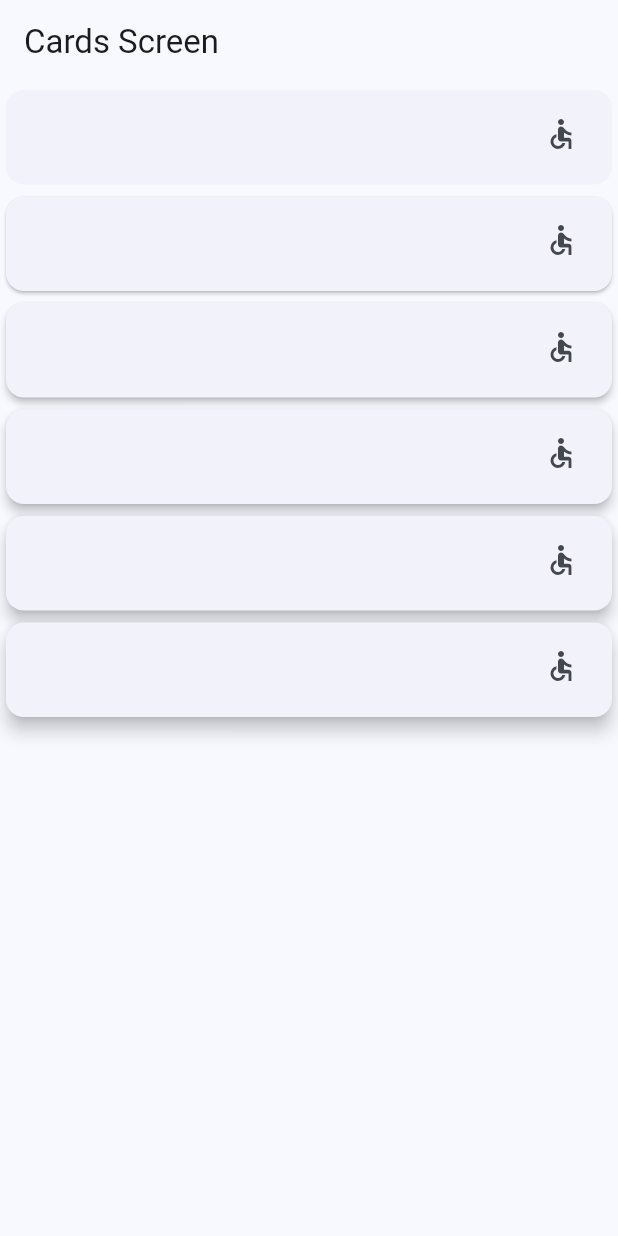
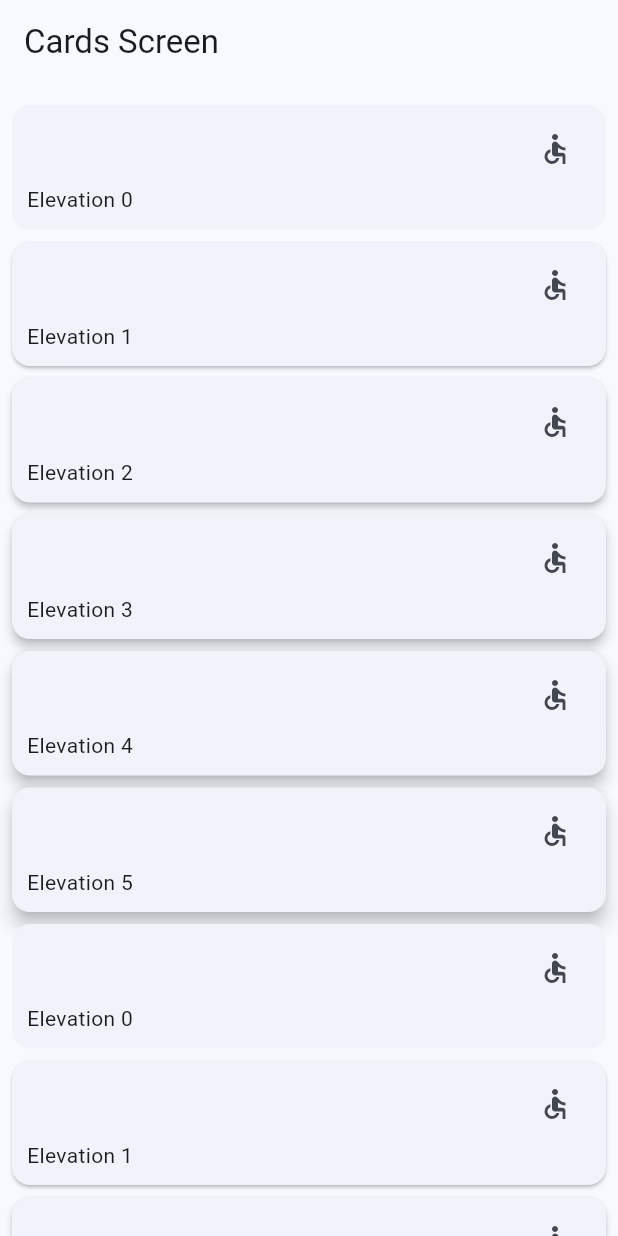
Before and after one commit to Mad-Lain/wiget_app, a Flutter app: the CardsScreen screen opened by its route, on a phone screen of 412 x 824 dp. Run offline on Flutter 3.47's test engine with Material 3 defaults, Android fonts, the phone set to English and light mode, and no system bars; our stand-ins replace go_router.

Commit message:
Se a insertado cierta cantidad de tarjetas costumizadas

```diff
--- a/lib/presentation/screens/cards/cards_screen.dart
+++ b/lib/presentation/screens/cards/cards_screen.dart
@@ -26,13 +26,27 @@ class _CardsView extends StatelessWidget {
 
   @override
   Widget build(BuildContext context) {
-    return Column(
-      children: [
-        ...cards.map(
-          (card) =>
-              _CardType1(label: card['label'], elevation: card['elevation']),
+    return SingleChildScrollView(
+      child: Padding(
+        padding: EdgeInsetsGeometry.fromLTRB(4, 10, 4, 10),
+        child: Column(
+          children: [
+            ...cards.map(
+              (card) => _CardType1(
+                label: card['label'],
+                elevation: card['elevation'],
+              ),
+            ),
+
+            ...cards.map(
+              (card) => _CardType1(
+                label: card['label'],
+                elevation: card['elevation'],
+              ),
+            ),
+          ],
         ),
-      ],
+      ),
     );
   }
 }
@@ -58,6 +72,7 @@ class _CardType1 extends StatelessWidget {
                 icon: Icon(Icons.accessible_outlined),
               ),
             ),
+            Align(alignment: Alignment.bottomLeft, child: Text(label)),
           ],
         ),
       ),
```
